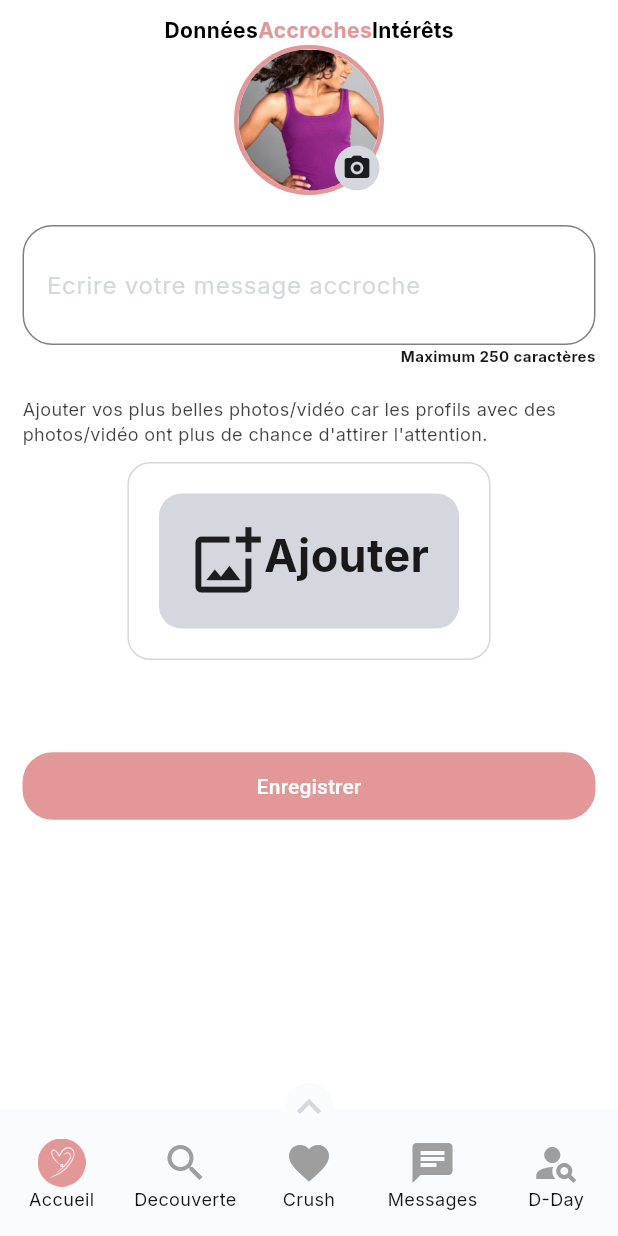
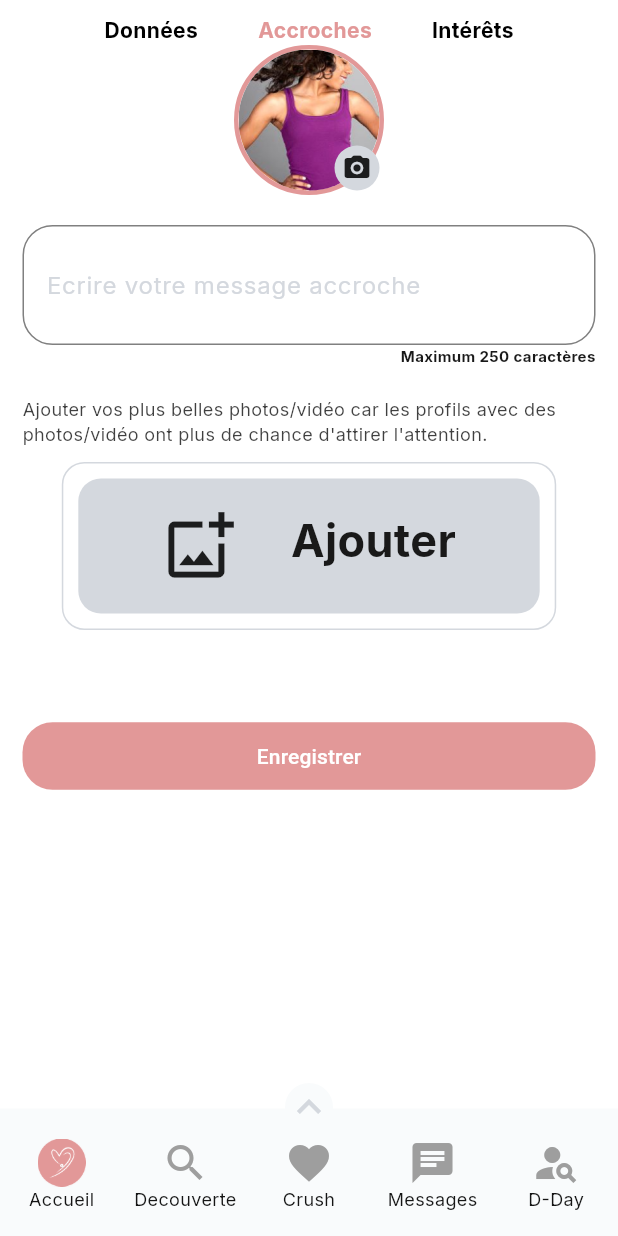
Before and after one commit to bantubeat/featlink_app_ui, a Flutter app: the EditUserProfileAccrocheScreen screen opened directly, on a phone screen of 412 x 824 dp. Run offline on Flutter 3.47's test engine with Material 3 defaults, Android fonts, the phone set to English and light mode, and no system bars; our stand-ins replace country_picker, dotted_border, easy_localization, flutter_svg, flutter_vector_icons, google_fonts and 2 more; missing offline and left inert: choice.

```diff
--- a/lib/src/screens/_edit_profile/edit_user_profile_accroche_screen/edit_user_profile_accroche_screen.dart
+++ b/lib/src/screens/_edit_profile/edit_user_profile_accroche_screen/edit_user_profile_accroche_screen.dart
@@ -54,6 +54,7 @@ class _EditUserProfileAccrocheScreenState
           child: Column(
             children: [
               Wrap(
+                spacing: 40,
                 alignment: WrapAlignment.spaceAround,
                 children: [
                   InkWell(
@@ -149,6 +150,7 @@ class _EditUserProfileAccrocheScreenState
               InkWell(
                 onTap: () => pickImage(context),
                 child: Container(
+                  width: MediaQuery.of(context).size.width * 0.8,
                   margin:
                       const EdgeInsets.symmetric(horizontal: 5, vertical: 10),
                   decoration: BoxDecoration(
@@ -161,7 +163,7 @@ class _EditUserProfileAccrocheScreenState
                       horizontal: 20,
                       vertical: 20,
                     ),
-                    margin: const EdgeInsets.all(20),
+                    margin: const EdgeInsets.all(10),
                     decoration: BoxDecoration(
                       color: AppColors.myGray,
                       borderRadius: BorderRadius.circular(15),
```
